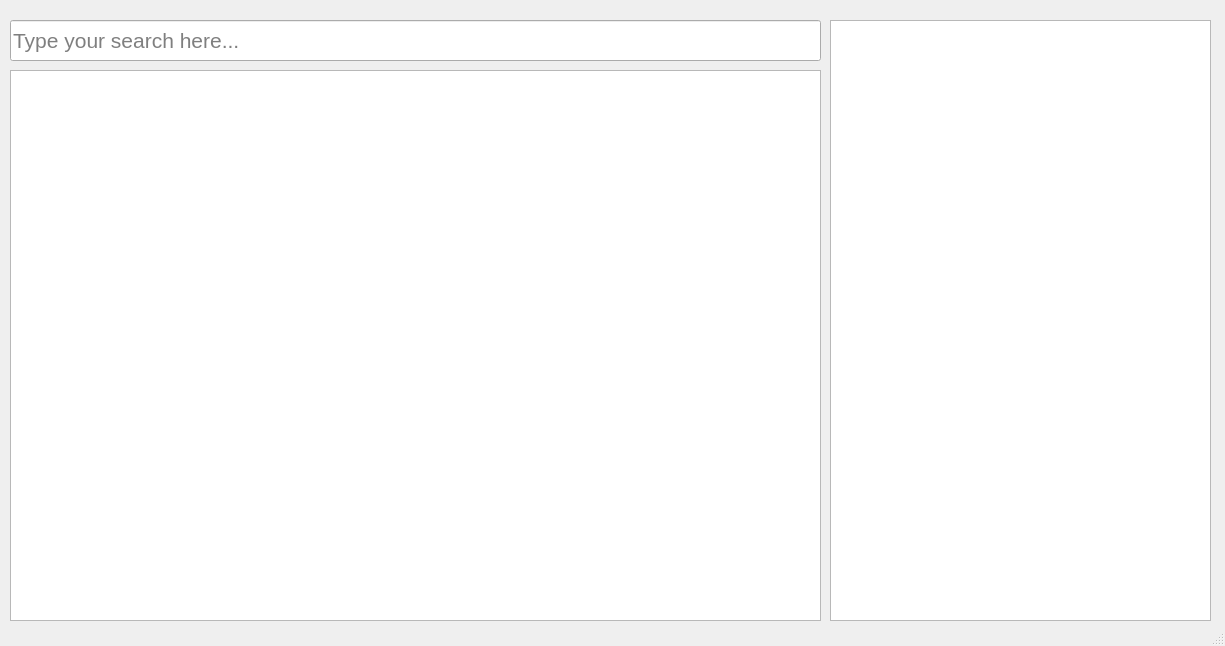
Above: ui/HardlyLearnin.ui from colour-me-bibi/HardlyLearnin before the change. Below: the same form after it.
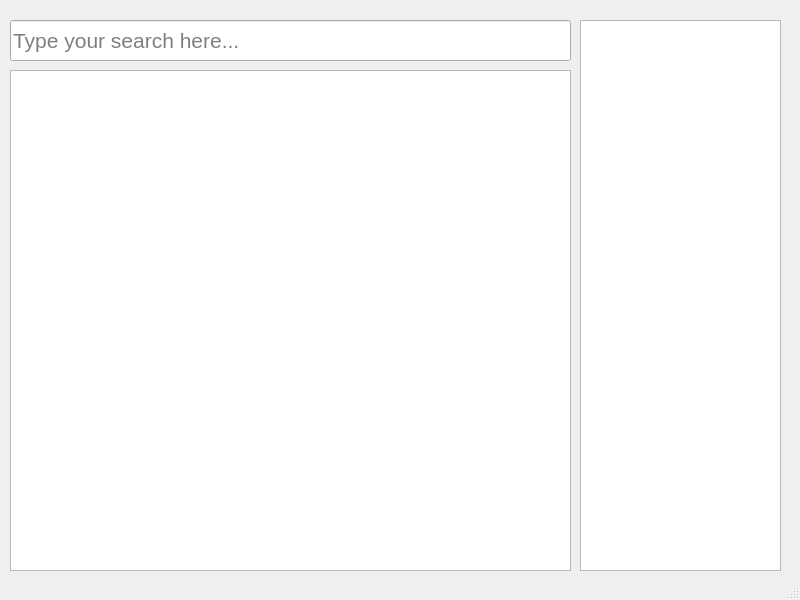
That is the form after the change.

Commit message: Made UI smaller

Patch:
```diff
--- a/ui/HardlyLearnin.ui
+++ b/ui/HardlyLearnin.ui
@@ -6,10 +6,16 @@
    <rect>
     <x>0</x>
     <y>0</y>
-    <width>1225</width>
-    <height>646</height>
+    <width>800</width>
+    <height>600</height>
    </rect>
   </property>
+  <property name="sizePolicy">
+   <sizepolicy hsizetype="Preferred" vsizetype="Preferred">
+    <horstretch>0</horstretch>
+    <verstretch>0</verstretch>
+   </sizepolicy>
+  </property>
   <property name="windowTitle">
    <string>MainWindow</string>
   </property>
@@ -19,7 +25,7 @@
      <rect>
       <x>10</x>
       <y>20</y>
-      <width>811</width>
+      <width>561</width>
       <height>41</height>
      </rect>
     </property>
@@ -49,8 +55,8 @@
      <rect>
       <x>10</x>
       <y>70</y>
-      <width>811</width>
-      <height>551</height>
+      <width>561</width>
+      <height>501</height>
      </rect>
     </property>
     <property name="readOnly">
@@ -66,10 +72,10 @@
    <widget class="QListWidget" name="history">
     <property name="geometry">
      <rect>
-      <x>830</x>
+      <x>580</x>
       <y>20</y>
-      <width>381</width>
-      <height>601</height>
+      <width>201</width>
+      <height>551</height>
      </rect>
     </property>
    </widget>
```
